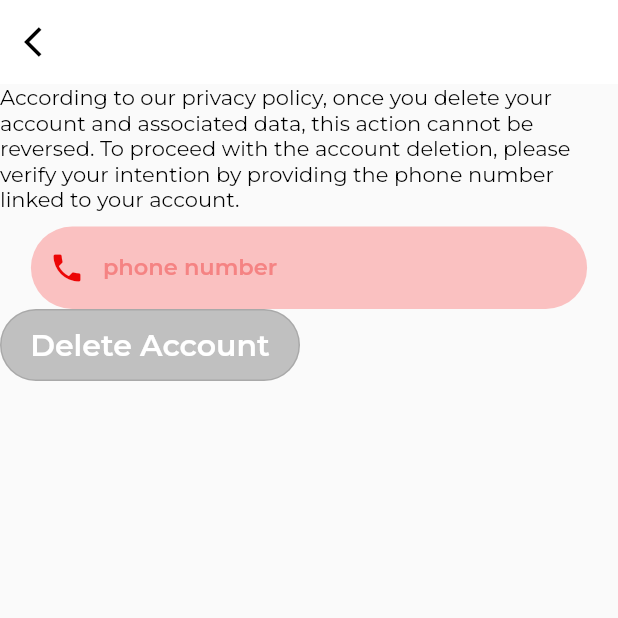
After one commit to Ehiiz/chopwell_rider_application, a Flutter app: the DeleteAccountPage screen opened directly, on a phone screen of 412 x 824 dp, the top half of it. The commit adds this screen. Run offline on Flutter 3.47's test engine with Material 2 defaults, Android fonts, the phone set to English and light mode, and no system bars; our stand-ins replace cached_network_image, firebase_core, flutter_dotenv, flutter_native_splash, flutter_riverpod, flutter_svg and 11 more; missing offline and left inert: alarm, flutter_google_places_hoc081098, flutter_imagekit, flutter_phone_direct_caller, google_api_headers, google_maps_webservice and 2 more; accounts and stored records are empty; project files that could hold a hidden picture were left out; key blocks and very long unbroken strings in the code were emptied for the run.

Commit message:
Added Delete Account Page

```diff
--- /dev/null
+++ b/lib/screens/subPages/deleteAccountPage.dart
@@ -0,0 +1,135 @@
+import 'package:chopwell_rider_application/authentication/token-utils.dart';
+import 'package:chopwell_rider_application/builders/subAppBar.dart';
+import 'package:chopwell_rider_application/constants/constants.dart';
+import 'package:chopwell_rider_application/screens/micro_components/signin_input.dart';
+import 'package:chopwell_rider_application/screens/registration_page/loginPage.dart';
+import 'package:chopwell_rider_application/services/signin_service.dart';
+import 'package:flutter/material.dart';
+import 'package:persistent_bottom_nav_bar_v2/persistent-tab-view.dart';
+
+class DeleteAccountPage extends StatefulWidget {
+  const DeleteAccountPage({Key? key}) : super(key: key);
+
+  @override
+  State<DeleteAccountPage> createState() => _DeleteAccountPageState();
+}
+
+class _DeleteAccountPageState extends State<DeleteAccountPage> {
+  final TextEditingController _phoneController = TextEditingController();
+  bool _showProgressIndicator = false;
+  bool _isButtonDisabled = true;
+
+  void _validateInput() {
+    final phoneValid = phoneRegex.hasMatch(_phoneController.text);
+    setState(() {
+      _isButtonDisabled = !phoneValid;
+    });
+  }
+
+  @override
+  void dispose() {
+    _phoneController.dispose();
+    super.dispose();
+  }
+
+  @override
+  Widget build(BuildContext context) {
+    final width = MediaQuery.of(context).size.width;
+
+    return SafeArea(
+        child: Scaffold(
+      appBar: buildAppBar(context),
+      body: Column(
+        crossAxisAlignment: CrossAxisAlignment.start,
+        children: [
+          const Text(
+            "According to our privacy policy, once you delete your account and associated data, this action cannot be reversed. To proceed with the account deletion, please verify your intention by providing the phone number linked to your account.",
+            style: TextStyle(
+                fontFamily: "Montserrat", fontSize: 14.0, color: Colors.black),
+          ),
+          const SizedBox(
+            height: 10,
+          ),
+          Padding(
+            padding: EdgeInsets.symmetric(horizontal: width * .05),
+            child: SignInput(
+              Icons.phone,
+              "phone number",
+              "invalid phone number",
+              "080",
+              true,
+              regExp: phoneRegex,
+              controller: _phoneController,
+            ),
+          ),
+          Stack(
+            children: [
+              SizedBox(
+                width: 200,
+                height: 48,
+                child: OutlinedButton(
+                    onPressed: _isButtonDisabled
+                        ? null
+                        : () async {
+                            setState(() {
+                              _showProgressIndicator = true;
+                            });
+                            final response = await SigninService.deleteAccount(
+                                _phoneController.text);
+                            if (response.status == "success") {
+                              setState(() {
+                                _showProgressIndicator = true;
+                              });
+                              await AuthToken.clearAuthToken();
+                              // ignore: use_build_context_synchronously
+                              pushNewScreen(
+                                context,
+                                screen: LoginPage(),
+                                withNavBar:
+                                    false, // OPTIONAL VALUE. True by default.
+                                pageTransitionAnimation:
+                                    PageTransitionAnimation.cupertino,
+                              );
+                            } else {
+                              setState(() {
+                                _showProgressIndicator = false;
+                              });
+                              ScaffoldMessenger.of(context).showSnackBar(
+                                  customErrorBar("Error Deleting Account"));
+                            }
+                          },
+                    style: ButtonStyle(
+                      backgroundColor: _isButtonDisabled
+                          ? MaterialStateProperty.all(
+                              KConstants.baseThreeGreyColor)
+                          : MaterialStateProperty.all(KConstants.baseDarkColor),
+                      shape: MaterialStateProperty.all(RoundedRectangleBorder(
+                        borderRadius: BorderRadius.circular(30.0),
+                      )),
+                    ),
+                    child: Text(
+                      _showProgressIndicator ? '' : "Delete Account",
+                      // ignore: prefer_const_constructors
+                      style: TextStyle(
+                        color: Colors.white,
+                        fontSize: 20,
+                        fontFamily: "Montserrat",
+                        fontWeight: FontWeight.bold,
+                      ),
+                    )),
+              ),
+              if (_showProgressIndicator)
+                const Positioned.fill(
+                  child: Center(
+                    child: CircularProgressIndicator(
+                      color: Colors.white,
+                    ),
+                  ),
+                ),
+            ],
+          ),
+        ],
+      ),
+    ));
+  }
+}
```
Also changed, not shown: lib/screens/Nav_Pages/profilePage.dart (+22 -0 lines), lib/services/signin_service.dart (+25 -0 lines).
